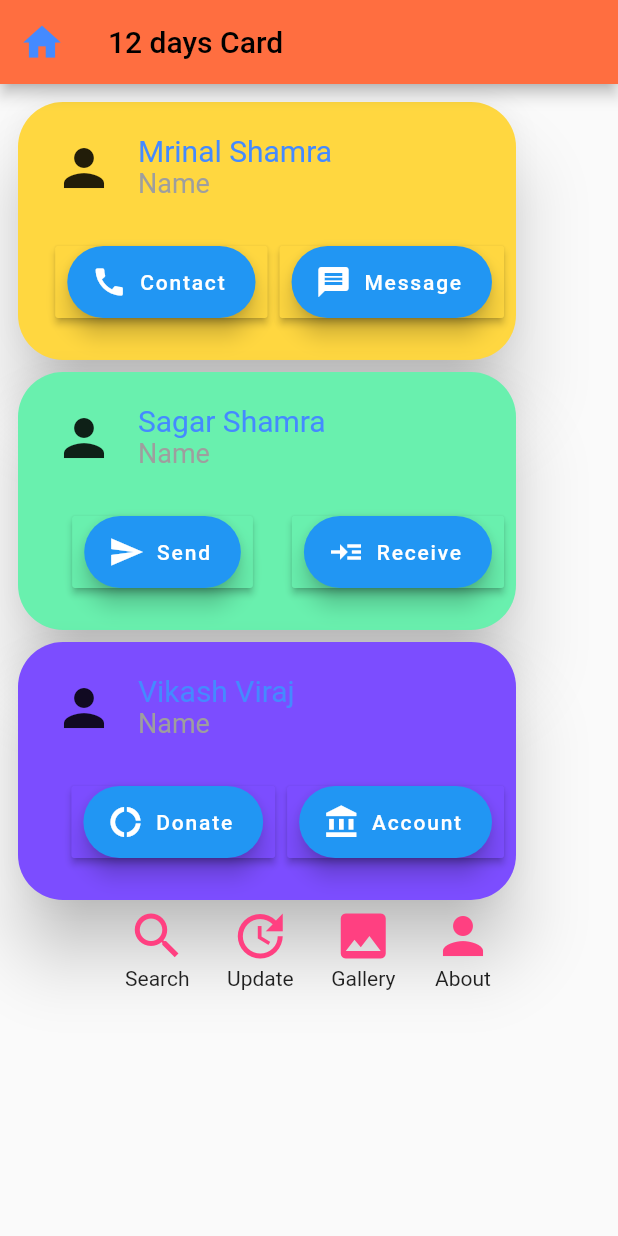
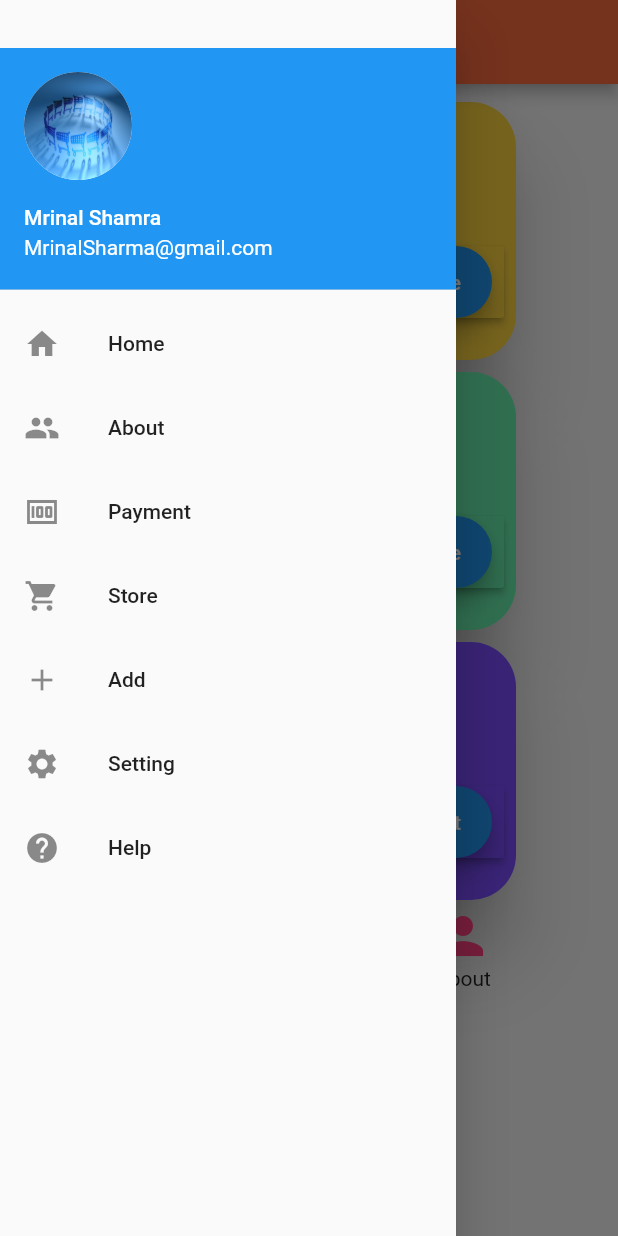
Before and after one commit to Mrinalsharma1/flutter_app, a Flutter app: the screen it shows after launch, with the side drawer open (before the commit the screen has no drawer), on a phone screen of 412 x 824 dp. Run offline on Flutter 3.47's test engine with Material 2 defaults, Android fonts, the phone set to English and light mode, and no system bars.

```diff
--- a/lib/main.dart
+++ b/lib/main.dart
@@ -13,16 +13,74 @@ class MyApp extends StatelessWidget {
       title: '12 days',
       home: Scaffold(
         appBar: AppBar(
-          leading: Icon(
-            Icons.home,
-            size: 30,
-            color: Colors.blueAccent,
-          ),
+          // leading: Icon(
+          //   Icons.home,
+          //   size: 30,
+          //   color: Colors.blueAccent,
+          // ),
           title: Text(
             '12 days Card',
             style: TextStyle(color: Colors.black),
           ),
           backgroundColor: Colors.deepOrangeAccent,
+        ),
+        // here is drawer to show your list view
+        drawer: Drawer(
+          child: ListView(
+            padding: EdgeInsets.only(top: 32),
+            children: [
+              UserAccountsDrawerHeader(
+                accountName: Text("Mrinal Shamra"),
+                accountEmail: Text("MrinalSharma@gmail.com"),
+                currentAccountPicture: Container(
+                  height: 60,
+                  width: 60,
+                  decoration: BoxDecoration(
+                      color: Colors.white,
+                      borderRadius: BorderRadius.circular(100),
+                      image: DecorationImage(
+                        image: AssetImage("image/1.jpg"),
+                        fit: BoxFit.fill,
+                      )),
+                ),
+              ),
+              ListTile(
+                leading: Icon(Icons.home),
+                title: Text("Home"),
+                onTap: () {},
+              ),
+              ListTile(
+                leading: Icon(Icons.people),
+                title: Text("About"),
+                onTap: () {},
+              ),
+              ListTile(
+                leading: Icon(Icons.money),
+                title: Text("Payment"),
+                onTap: () {},
+              ),
+              ListTile(
+                leading: Icon(Icons.local_grocery_store),
+                title: Text("Store"),
+                onTap: () {},
+              ),
+              ListTile(
+                leading: Icon(Icons.add),
+                title: Text("Add"),
+                onTap: () {},
+              ),
+              ListTile(
+                leading: Icon(Icons.settings),
+                title: Text("Setting"),
+                onTap: () {},
+              ),
+              ListTile(
+                leading: Icon(Icons.help),
+                title: Text("Help"),
+                onTap: () {},
+              )
+            ],
+          ),
         ),
         body: Padding(
           padding: const EdgeInsets.all(8.0),
@@ -343,3 +401,14 @@ class MyApp extends StatelessWidget {
     );
   }
 }
+
+// creat new page when we click home icon on drawer
+
+class Homepage extends StatelessWidget {
+  @override
+  Widget build(BuildContext context) {
+    return Container(
+      child: Center(child: Text("this is home page")),
+    );
+  }
+}
```
